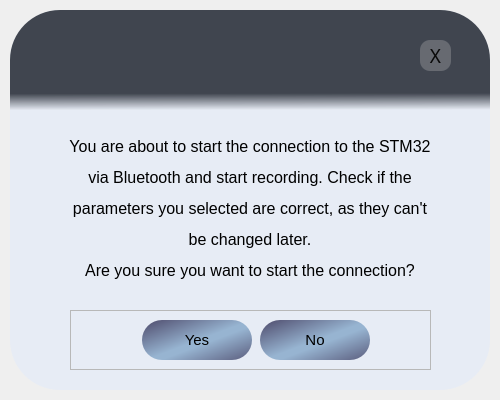
jelence1/zavrsni-rad, file BlueSTSDK_Python/blue_st_examples/ui_files/connect_popup.ui: the form before one commit.
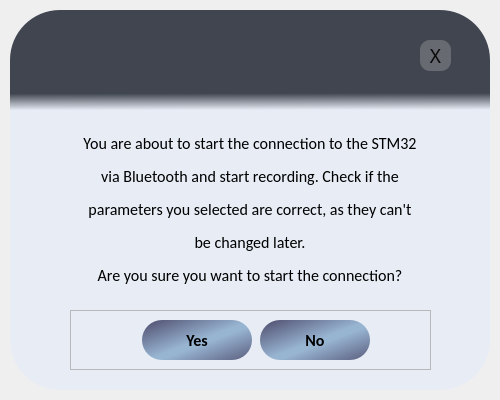
The form after the commit.

```diff
--- a/BlueSTSDK_Python/blue_st_examples/ui_files/connect_popup.ui
+++ b/BlueSTSDK_Python/blue_st_examples/ui_files/connect_popup.ui
@@ -50,7 +50,7 @@
     </property>
     <property name="font">
      <font>
-      <family>Arial</family>
+      <family>Calibri</family>
       <pointsize>12</pointsize>
      </font>
     </property>
@@ -191,8 +191,10 @@
      </property>
      <property name="font">
       <font>
-       <family>Arial</family>
-       <pointsize>11</pointsize>
+       <family>Calibri</family>
+       <pointsize>12</pointsize>
+       <weight>75</weight>
+       <bold>true</bold>
       </font>
      </property>
      <property name="text">
@@ -210,8 +212,10 @@
      </property>
      <property name="font">
       <font>
-       <family>Arial</family>
-       <pointsize>11</pointsize>
+       <family>Calibri</family>
+       <pointsize>12</pointsize>
+       <weight>75</weight>
+       <bold>true</bold>
       </font>
      </property>
      <property name="text">
```
